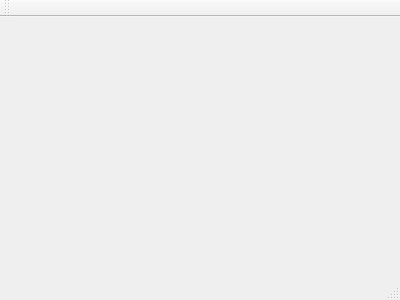
Old version of the form mainwindow.ui in the repository gurmaaan/SharpnessSort.
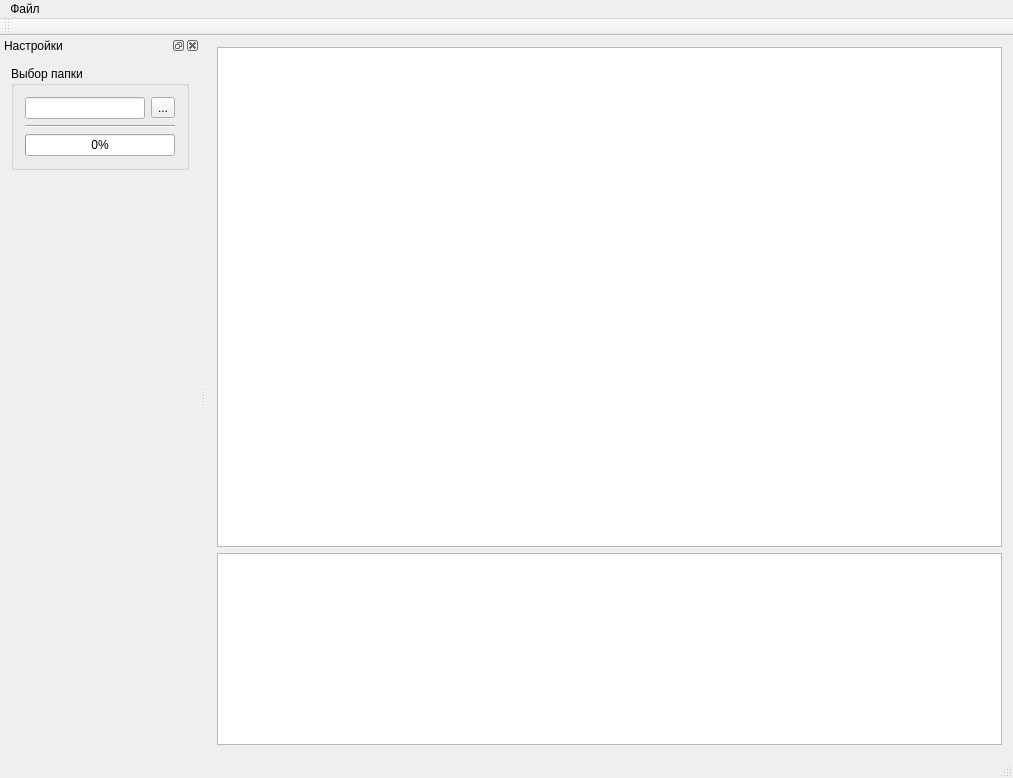
New version of the form. Icons and pictures are not drawn.

Commit message: Добавлен файл строковых констант Отрегулирован прогресс бар Добавлено меню (сочетания клавиш заработали) Нормальный размер иконок

The edit to the form file:
```diff
--- a/mainwindow.ui
+++ b/mainwindow.ui
@@ -6,8 +6,8 @@
    <rect>
     <x>0</x>
     <y>0</y>
-    <width>400</width>
-    <height>300</height>
+    <width>1013</width>
+    <height>778</height>
    </rect>
   </property>
   <property name="windowTitle">
@@ -17,16 +17,46 @@
    <iconset resource="sources.qrc">
     <normaloff>:/icons/favicon.ico</normaloff>:/icons/favicon.ico</iconset>
   </property>
-  <widget class="QWidget" name="centralWidget"/>
+  <widget class="QWidget" name="centralWidget">
+   <layout class="QVBoxLayout" name="verticalLayout_3">
+    <item>
+     <widget class="QGraphicsView" name="graphicsView">
+      <property name="sizePolicy">
+       <sizepolicy hsizetype="Expanding" vsizetype="Minimum">
+        <horstretch>0</horstretch>
+        <verstretch>0</verstretch>
+       </sizepolicy>
+      </property>
+     </widget>
+    </item>
+    <item>
+     <widget class="QTableView" name="tableView">
+      <property name="sizePolicy">
+       <sizepolicy hsizetype="Expanding" vsizetype="Maximum">
+        <horstretch>0</horstretch>
+        <verstretch>0</verstretch>
+       </sizepolicy>
+      </property>
+     </widget>
+    </item>
+   </layout>
+  </widget>
   <widget class="QMenuBar" name="menuBar">
    <property name="geometry">
     <rect>
      <x>0</x>
      <y>0</y>
-     <width>400</width>
+     <width>1013</width>
      <height>21</height>
     </rect>
    </property>
+   <widget class="QMenu" name="menu_file">
+    <property name="title">
+     <string>Файл</string>
+    </property>
+    <addaction name="action_openDir"/>
+   </widget>
+   <addaction name="menu_file"/>
   </widget>
   <widget class="QToolBar" name="mainToolBar">
    <attribute name="toolBarArea">
@@ -37,6 +67,89 @@
    </attribute>
   </widget>
   <widget class="QStatusBar" name="statusBar"/>
+  <widget class="QDockWidget" name="settings_dock">
+   <property name="windowTitle">
+    <string>Настройки</string>
+   </property>
+   <attribute name="dockWidgetArea">
+    <number>1</number>
+   </attribute>
+   <widget class="QWidget" name="settings_dockCtnt">
+    <property name="minimumSize">
+     <size>
+      <width>200</width>
+      <height>0</height>
+     </size>
+    </property>
+    <layout class="QVBoxLayout" name="verticalLayout_2">
+     <item>
+      <widget class="QGroupBox" name="dir_gb">
+       <property name="title">
+        <string>Выбор папки</string>
+       </property>
+       <layout class="QVBoxLayout" name="verticalLayout">
+        <item>
+         <layout class="QHBoxLayout" name="dirPath_H_lyt">
+          <item>
+           <widget class="QLineEdit" name="dirPath_le"/>
+          </item>
+          <item>
+           <widget class="QToolButton" name="dirPath_btn">
+            <property name="text">
+             <string>...</string>
+            </property>
+           </widget>
+          </item>
+         </layout>
+        </item>
+        <item>
+         <widget class="Line" name="dir_H_line">
+          <property name="orientation">
+           <enum>Qt::Horizontal</enum>
+          </property>
+         </widget>
+        </item>
+        <item>
+         <widget class="QProgressBar" name="dir_progress">
+          <property name="value">
+           <number>0</number>
+          </property>
+         </widget>
+        </item>
+       </layout>
+      </widget>
+     </item>
+     <item>
+      <spacer name="settings_V_spcr">
+       <property name="orientation">
+        <enum>Qt::Vertical</enum>
+       </property>
+       <property name="sizeHint" stdset="0">
+        <size>
+         <width>20</width>
+         <height>585</height>
+        </size>
+       </property>
+      </spacer>
+     </item>
+    </layout>
+   </widget>
+  </widget>
+  <action name="action_openDir">
+   <property name="icon">
+    <iconset resource="sources.qrc">
+     <normaloff>:/icons/open_folder_ic.png</normaloff>:/icons/open_folder_ic.png</iconset>
+   </property>
+   <property name="text">
+    <string>Открыть папку</string>
+   </property>
+   <property name="toolTip">
+    <string>Открыть папку с исходными изображениямий</string>
+   </property>
+   <property name="shortcut">
+    <string>Ctrl+O</string>
+   </property>
+  </action>
  </widget>
  <layoutdefault spacing="6" margin="11"/>
  <resources>
```
Left out of the diff: 19 changed lines with no effect on the pictures. The commit also changes 4 other files.
